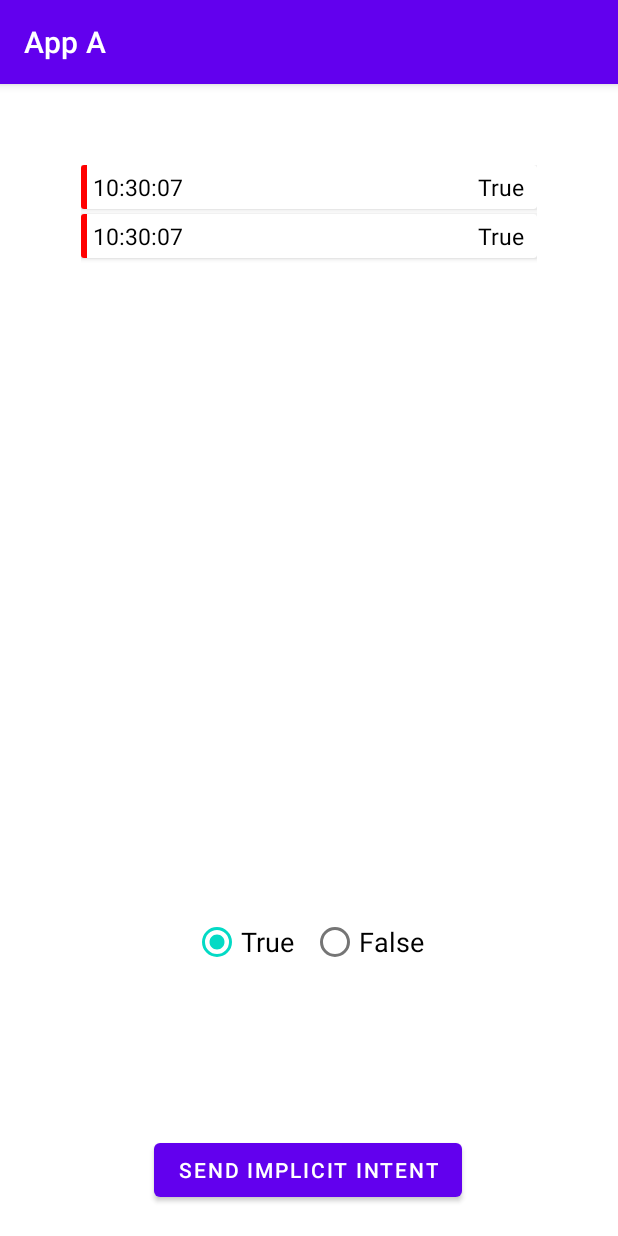
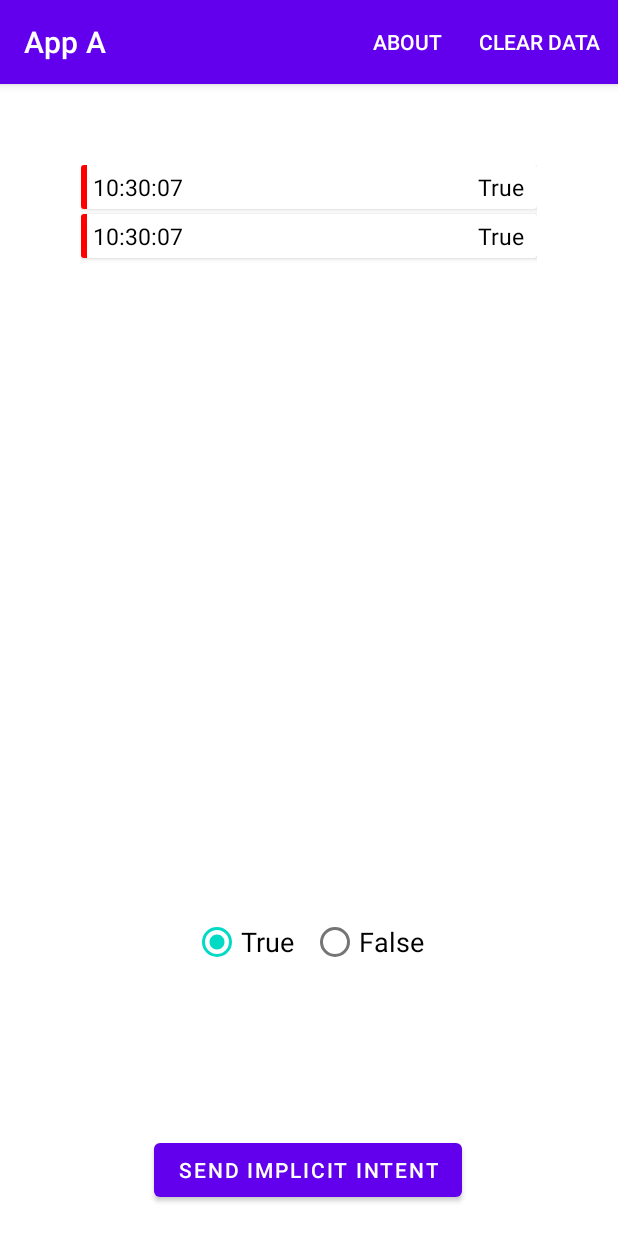
Before and after one commit to fleshcoat/dt002g_Intent_Hijacking_Group10, an Android app: the screen it shows after launch (MainActivity), after a tap on "SEND IMPLICIT INTENT", on a phone screen of 412 x 824 dp. Run offline under Robolectric (Android 15) with nearby library versions, the phone set to English and light mode, and no system bars.

Commit message:
Added clear option and about information

```diff
--- /dev/null
+++ b/AppA/app/src/main/res/menu/menu_options.xml
@@ -0,0 +1,16 @@
+<menu xmlns:android="http://schemas.android.com/apk/res/android"
+    xmlns:app="http://schemas.android.com/apk/res-auto"
+    xmlns:tools="http://schemas.android.com/tools"
+    tools:context="se.miun.hehe0601.dt031g.bathingsites.MainActivity">
+    <item
+        android:id="@+id/action_about"
+        android:orderInCategory="100"
+        android:title="@string/action_about"
+        app:showAsAction="ifRoom" />
+    <item
+        android:id="@+id/action_clear"
+        android:orderInCategory="100"
+        android:title="@string/action_clear"
+        app:showAsAction="ifRoom" />
+
+</menu>
--- a/AppA/app/src/main/res/values/strings.xml
+++ b/AppA/app/src/main/res/values/strings.xml
@@ -4,4 +4,13 @@
     <string name="string_false">False</string>
     <string name="send_implicit_intent_button">SEND IMPLICIT INTENT</string>
     <string name="no_previous_log">Log is empty</string>
+    <string name="action_about">About</string>
+    <string name="action_clear">Clear Data</string>
+    <string name="about_str">About</string>
+    <string name="about_information">
+      This project was created for the course DT002G at MIUN spring 2021\n
+        Created by:\n
+        Andreas Moe(anmo1602)\n Fredrik Helgesson(frhe0300)\n Henrik Henriksson (hehe0601)\n
+    </string>
+    <string name="clear_list">Data has been cleared.</string>
 </resources>
```
Also changed, not shown: AppA/app/src/main/java/se/miun/dt002g/group10/appa/MainActivity.java (+54 -0 lines).
